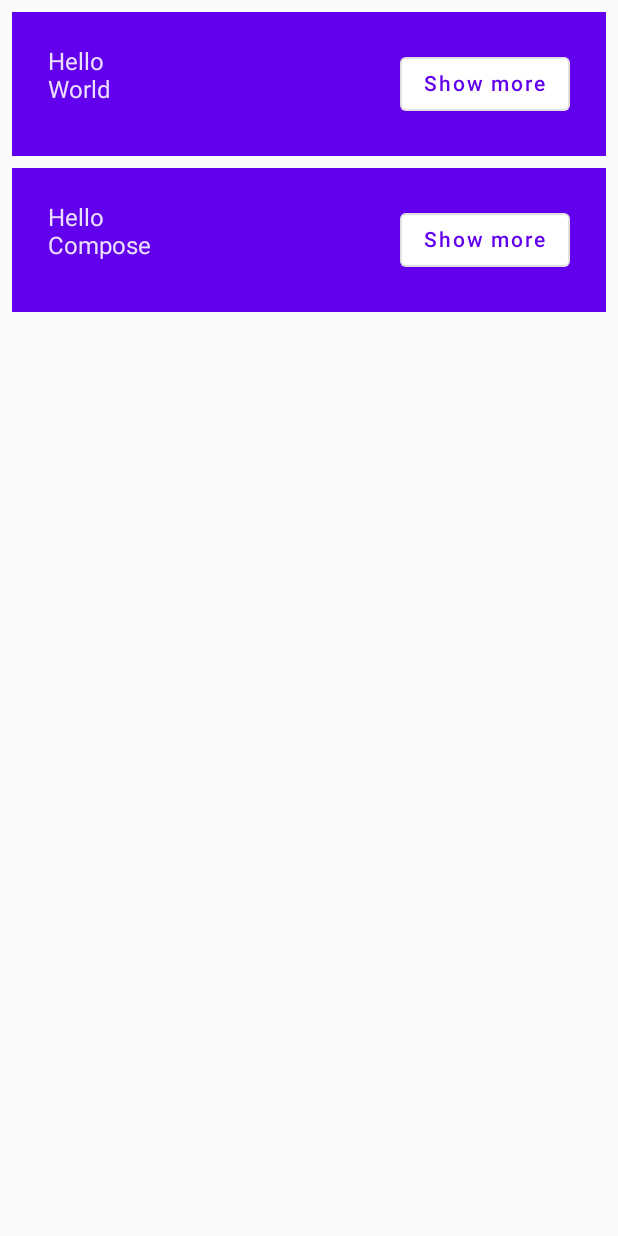
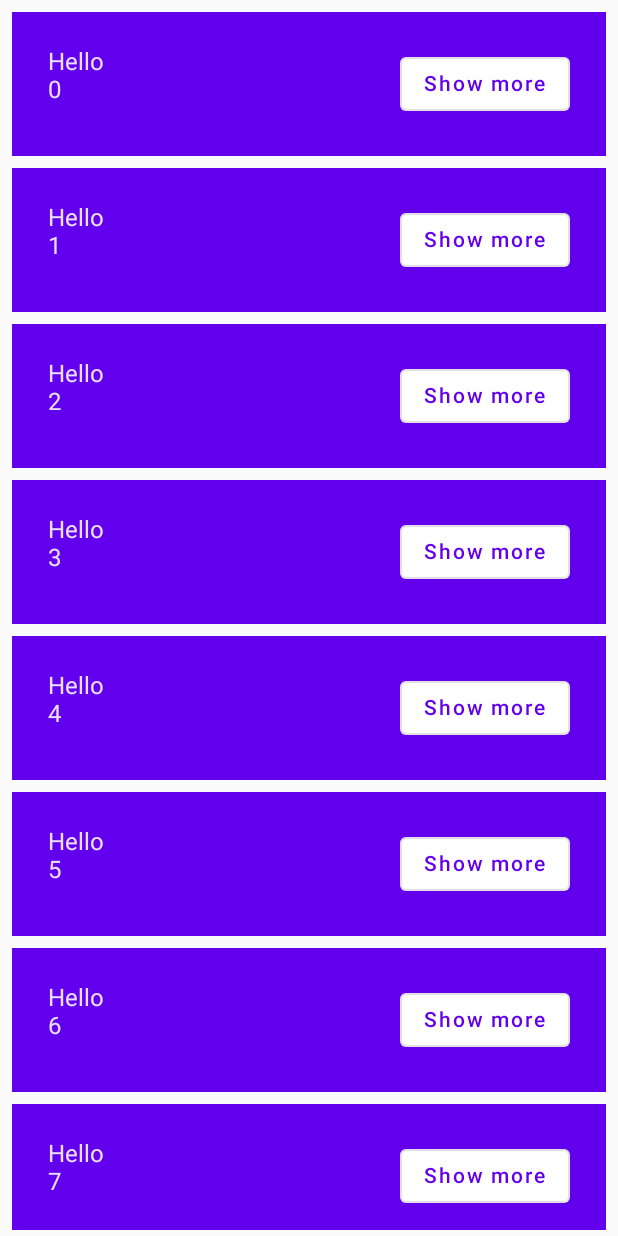
Before and after one commit to htl-leonding/jetpack-compose-pathway, an Android app built with Jetpack Compose: the screen it shows after launch (MainActivity), after a tap on "Continue", on a phone screen of 412 x 824 dp. Run offline under Robolectric (Android 15) with nearby library versions, the phone set to English and light mode, and no system bars.

Commit message:
stuetz - basic codelab - 09 - lazy list

```diff
--- a/basics-codelab/app/src/main/java/at/htl/basiccodelab/MainActivity.kt
+++ b/basics-codelab/app/src/main/java/at/htl/basiccodelab/MainActivity.kt
@@ -4,6 +4,8 @@ import android.os.Bundle
 import androidx.activity.ComponentActivity
 import androidx.activity.compose.setContent
 import androidx.compose.foundation.layout.*
+import androidx.compose.foundation.lazy.LazyColumn
+import androidx.compose.foundation.lazy.items
 import androidx.compose.material.*
 import androidx.compose.runtime.Composable
 import androidx.compose.runtime.getValue
@@ -42,10 +44,12 @@ fun MyApp() {
 
 
 @Composable
-private fun Greetings(names: List<String> = listOf("World", "Compose")) {
-    Column(modifier = Modifier.padding(vertical = 4.dp)) {
+private fun Greetings(names: List<String> = List(1000) {"$it"}) {
+    LazyColumn(modifier = Modifier.padding(vertical = 4.dp)) {
         for (name in names) {
-            Greeting(name = name)
+            items(items = names) {
+            name -> Greeting(name = name)
+            }
         }
     }
 }
```
